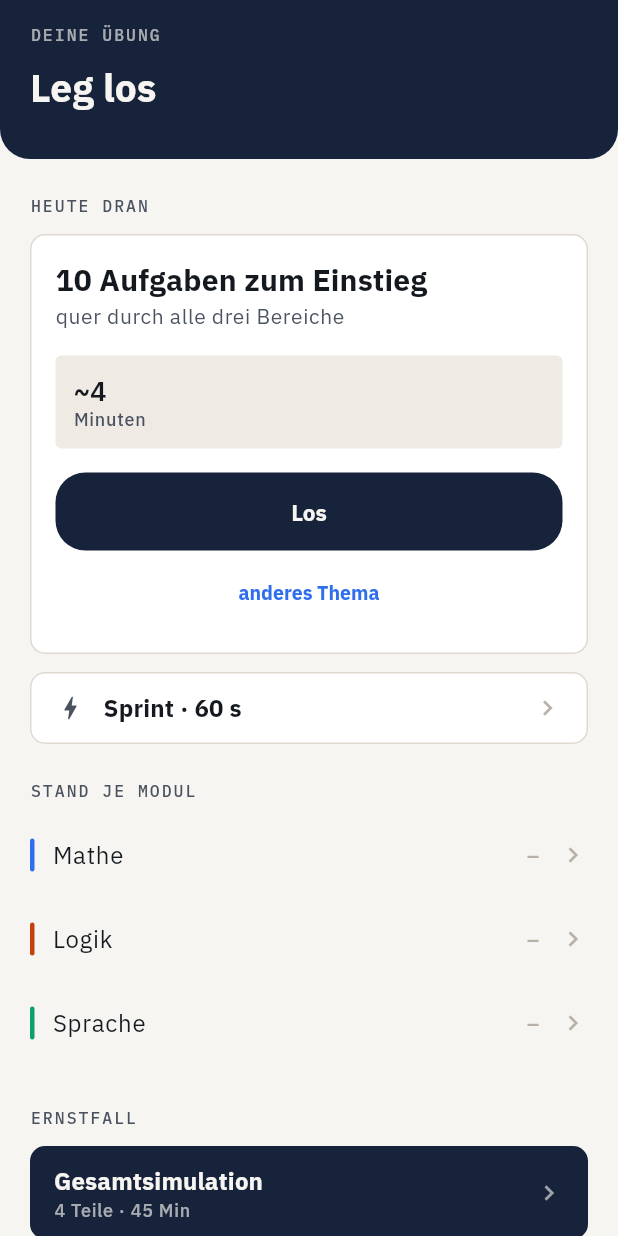
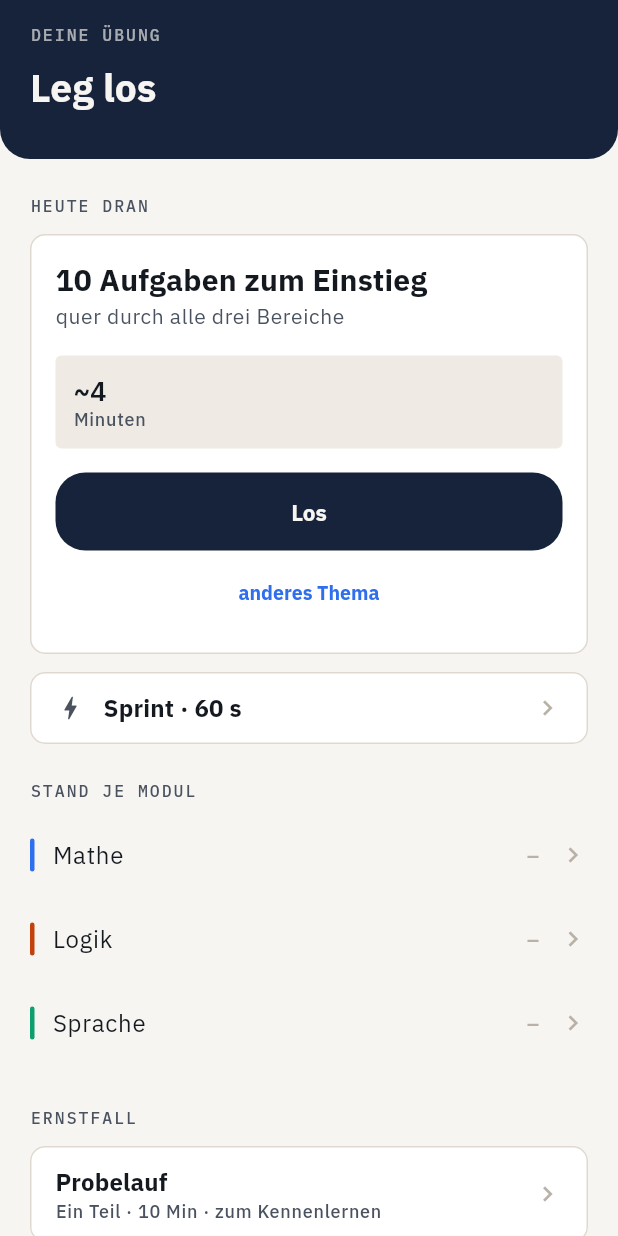
Before and after one commit to joba123/android_app_test, a Flutter app: the HomeScreen screen opened directly, on a phone screen of 412 x 824 dp. Run offline on Flutter 3.47's test engine with Material 3 defaults, Android fonts, the phone set to English and light mode, and no system bars; our stand-ins replace cloud_firestore, firebase_auth, firebase_core, flutter_local_notifications, flutter_riverpod, flutter_timezone and 6 more; accounts and stored records are empty; project files that could hold a hidden picture were left out.

Commit message:
Rueckmeldung als Flaeche von unten, dazu ein kurzer Probelauf
Damit sind die beiden letzten Punkte aus der Abstimmung zum Aufbau
umgesetzt.

Rueckmeldung: Die Erklaerung stand bisher als Kasten mitten im Bogen,
der Weiter-Knopf darunter am Rand. Jetzt faehrt nach der Antwort eine
eingefaerbte Flaeche von unten hoch - grosses Urteil, Rechenweg,
"Weiter" ganz unten und damit unter dem Daumen. Die Aufgabe bleibt
darueber stehen, die Flaeche nimmt den Platz des Ueberspringen-Knopfes
ein statt die Aufgabe zu verdecken. Ist der Rechenweg laenger als die
Flaeche hoch ist, scrollt er in ihr; die Flaeche waechst nicht weiter.
Der frueher genutzte ExplanationBox faellt damit weg.

Probelauf: Die Gesamtsimulation kostet 45 Minuten am Stueck - als
erster Kontakt zu viel. Der Probelauf zeigt dieselbe Mechanik
(Briefing, Countdown, keine Loesungen, Auswertung erst am Ende) in
einem Teil zu zehn Minuten, mit 14 Aufgaben aus allen drei Bereichen.
Die grosse Simulation steht unveraendert daneben.

Einteilige Bauplaene brauchten dafuer ein paar Stellen im Ablauf:
kein "Teil 1 von 1", kein "1 Testteile", und in der Kopfzeile steht
der Name des Durchlaufs statt der Teilnummer. Die Invarianten fuer
vollwertige Simulationen (mindestens zwei Teile, mindestens 30
Minuten) gelten weiter fuer `all`; alles Startbare steht in
`startable`, worueber auch der Controller den Bauplan sucht.

flutter analyze ohne Befund, 426 Tests gruen, Release-APK gebaut und
als versionCode 5 in Appetize geladen.

```diff
--- a/lib/data/simulation_blueprints.dart
+++ b/lib/data/simulation_blueprints.dart
@@ -13,8 +13,9 @@ import 'package:einstellungstest_trainer/models/training_module.dart';
 /// * Zahlenreihen und Figuren: 40–60 Sekunden
 /// * Textverständnis und Schlussfolgerungen: 60–90 Sekunden
 ///
-/// Jede Simulation dauert mindestens 30 Minuten. Zwischen den Teilen gibt es
-/// ein kurzes Briefing – danach läuft die Zeit unerbittlich.
+/// Jede vollwertige Simulation dauert mindestens 30 Minuten. Zwischen den
+/// Teilen gibt es ein kurzes Briefing – danach läuft die Zeit unerbittlich.
+/// Einzige Ausnahme ist der [tryout]: ein Testteil zum Hineinschnuppern.
 abstract final class SimulationBlueprints {
   /// Modulübergreifende Gesamtsimulation – das Kernstück der App und einem
   /// echten Einstellungstest am nächsten.
@@ -64,6 +65,33 @@ abstract final class SimulationBlueprints {
         duration: Duration(minutes: 6),
         instructions: 'Zum Abschluss die längeren Aufgaben. Prüfen Sie streng, '
             'was aus dem Text zwingend folgt – nicht, was plausibel klingt.',
+      ),
+    ],
+  );
+
+  /// Ein einzelner Testteil zum Kennenlernen des Formats.
+  ///
+  /// Die Gesamtsimulation kostet 45 Minuten am Stück – als erster Kontakt ist
+  /// das zu viel verlangt. Der Probelauf zeigt dieselbe Mechanik (Briefing,
+  /// Countdown, keine Lösungen, Auswertung erst am Ende) in zehn Minuten und
+  /// mit Aufgaben aus allen drei Bereichen.
+  static const tryout = SimulationBlueprint(
+    id: 'sim_tryout',
+    title: 'Probelauf',
+    description: 'Ein Testteil, zehn Minuten – zum Kennenlernen des Formats.',
+    parts: [
+      SimulationPart(
+        title: 'Probelauf',
+        subCategories: [
+          SubCategory.arithmetic,
+          SubCategory.spelling,
+          SubCategory.numberSequences,
+        ],
+        questionCount: 14,
+        duration: Duration(minutes: 10),
+        instructions: 'Gut 40 Sekunden pro Aufgabe. Es gibt keine Lösungen '
+            'zwischendurch und kein Zurück – wer hängt, geht weiter. '
+            'Die Auswertung kommt am Ende.',
       ),
     ],
   );
@@ -167,7 +195,12 @@ abstract final class SimulationBlueprints {
     ],
   );
 
+  /// Die vollwertigen Simulationen: mehrere Teile, mindestens 30 Minuten.
   static const all = [full, math, logic, language];
+
+  /// Alles, was sich starten lässt – der Probelauf gehört dazu, auch wenn er
+  /// die Maße einer echten Simulation bewusst nicht erfüllt.
+  static const startable = [tryout, full, math, logic, language];
 
   static SimulationBlueprint forModule(TrainingModule module) {
     return switch (module) {
--- a/lib/screens/home_screen.dart
+++ b/lib/screens/home_screen.dart
@@ -95,6 +95,17 @@ class HomeScreen extends ConsumerWidget {
                   ),
                 const SizedBox(height: Gap.section),
                 const SectionTitle('Ernstfall'),
+                // Erst der kurze Weg hinein, dann der lange. Wer 45 Minuten
+                // am Stueck nicht aufbringt, soll das Format trotzdem einmal
+                // erlebt haben.
+                _TryoutRow(
+                  onTap: () => open(
+                    const SimulationScreen(
+                      blueprint: SimulationBlueprints.tryout,
+                    ),
+                  ),
+                ),
+                const SizedBox(height: Gap.md),
                 _SimulationRow(
                   onTap: () => open(
                     const SimulationScreen(
@@ -171,6 +182,63 @@ class _SprintRow extends StatelessWidget {
   }
 }
 
+/// Der Probelauf: dieselbe Mechanik wie die Simulation, aber auf Papier
+/// statt in Tinte – er soll einladen, nicht einschüchtern.
+class _TryoutRow extends StatelessWidget {
+  const _TryoutRow({required this.onTap});
+
+  final VoidCallback onTap;
+
+  @override
+  Widget build(BuildContext context) {
+    final theme = Theme.of(context);
+    final tokens = context.tokens;
+    const blueprint = SimulationBlueprints.tryout;
+
+    return Material(
+      color: tokens.raised,
+      borderRadius: Radii.cardRadius,
+      child: InkWell(
+        onTap: onTap,
+        borderRadius: Radii.cardRadius,
+        child: Container(
+          padding: const EdgeInsets.symmetric(
+            horizontal: Gap.card,
+            vertical: Gap.md,
+          ),
+          decoration: BoxDecoration(
+            borderRadius: Radii.cardRadius,
+            border: Border.all(color: theme.colorScheme.outlineVariant),
+          ),
+          child: Row(
+            children: [
+              Expanded(
+                child: Column(
+                  crossAxisAlignment: CrossAxisAlignment.start,
+                  children: [
+                    Text(blueprint.title, style: theme.textTheme.titleSmall),
+                    Text(
+                      'Ein Teil · '
+                      '${blueprint.totalDuration.inMinutes} Min · '
+                      'zum Kennenlernen',
+                      style: theme.textTheme.labelSmall,
+                    ),
+                  ],
+                ),
+              ),
+              Icon(
+                Icons.chevron_right,
+                size: 20,
+                color: theme.colorScheme.outline,
+              ),
+            ],
+          ),
+        ),
+      ),
+    );
+  }
+}
+
 /// Die Simulation als eine Zeile in Tinte.
 class _SimulationRow extends StatelessWidget {
   const _SimulationRow({required this.onTap});
--- a/lib/services/simulation_controller.dart
+++ b/lib/services/simulation_controller.dart
@@ -23,7 +23,7 @@ class SimulationController
 
   @override
   SimulationSession build(String blueprintId) {
-    final blueprint = SimulationBlueprints.all.firstWhere(
+    final blueprint = SimulationBlueprints.startable.firstWhere(
       (candidate) => candidate.id == blueprintId,
       orElse: () => SimulationBlueprints.full,
     );
```
Also changed, not shown: lib/screens/quiz_screen.dart (+19 -24 lines), lib/screens/simulation_screen.dart (+18 -5 lines), lib/widgets/feedback_sheet.dart (added, +123 -0 lines), lib/widgets/question_card.dart (+0 -55 lines), 3 other files.
